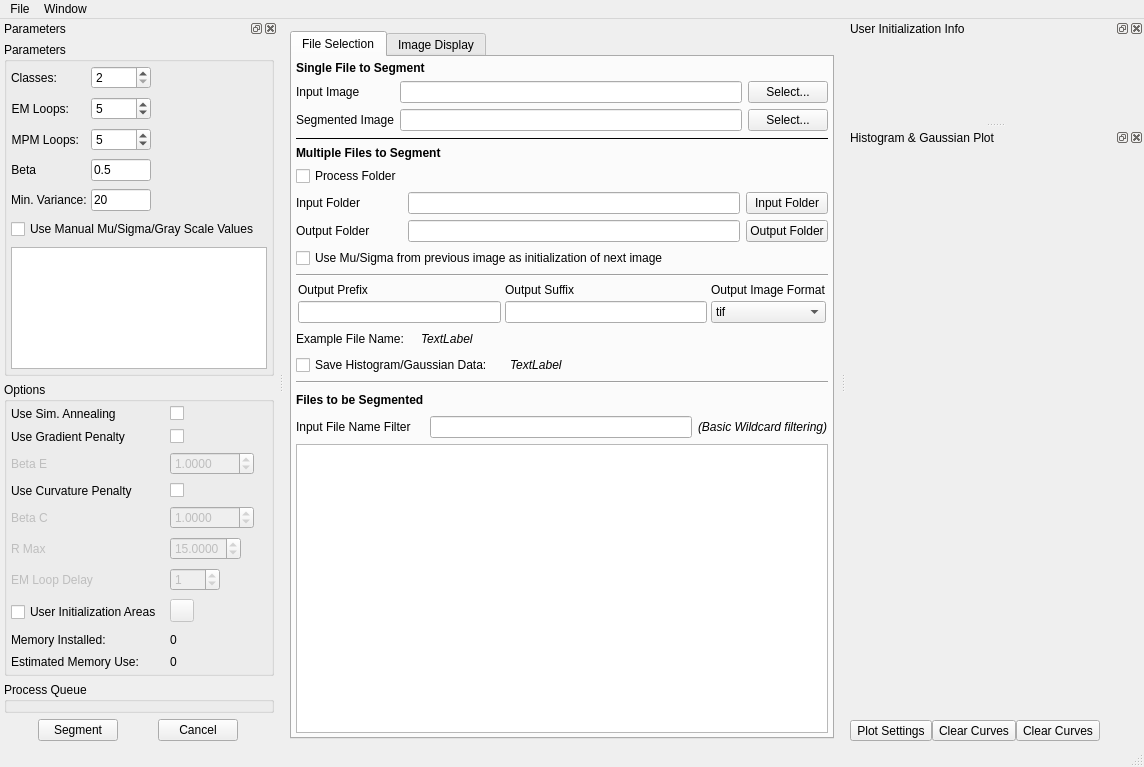
BlueQuartzSoftware/EMMPMWorkbench, file Code/EmMpmGui/UI_Files/EmMpmGui.ui: the form before one commit.
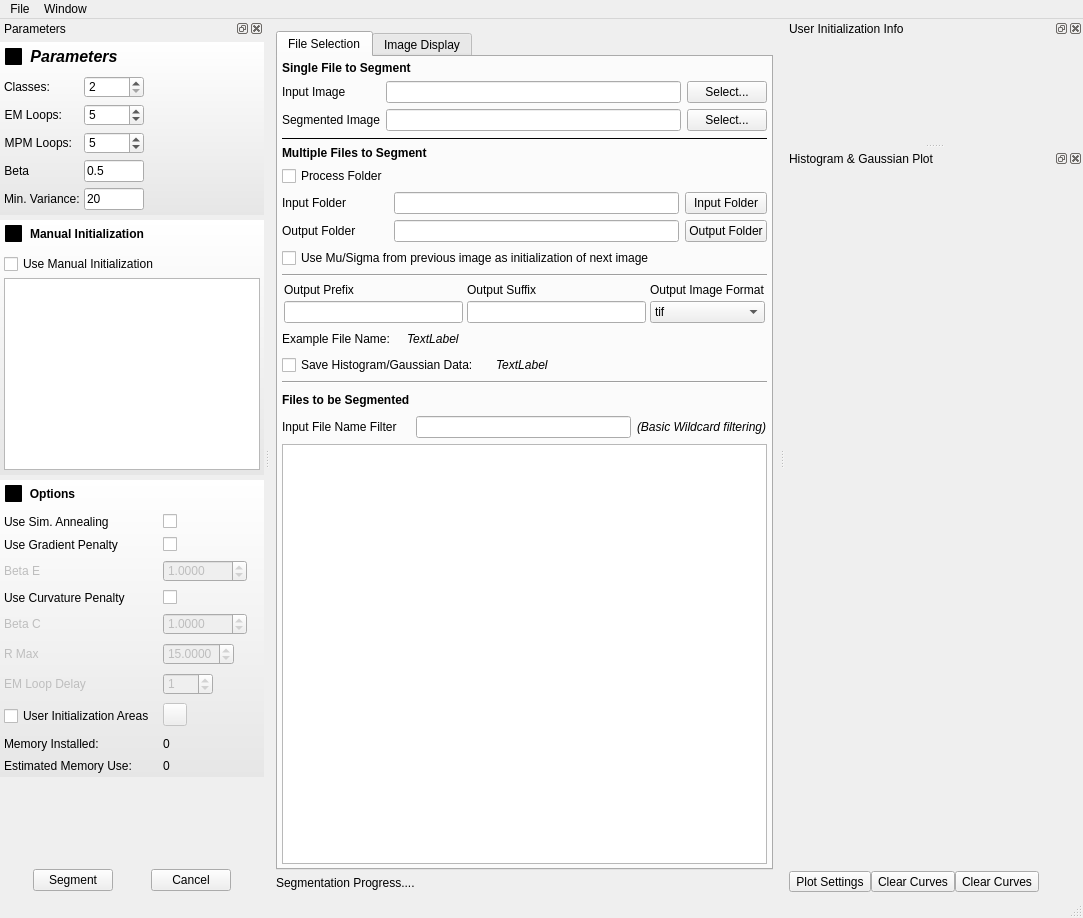
The form after the commit. Icons and pictures are not drawn. Custom widgets are drawn as their Qt base class.

Commit message: Fixing progress bar layout. Adding better looking group boxes that can be 'disclosed' to show/hide various parameters. Better UI layout

The edit to the form file:
```diff
--- a/Code/EmMpmGui/UI_Files/EmMpmGui.ui
+++ b/Code/EmMpmGui/UI_Files/EmMpmGui.ui
@@ -6,8 +6,8 @@
    <rect>
     <x>0</x>
     <y>0</y>
-    <width>1144</width>
-    <height>767</height>
+    <width>1083</width>
+    <height>918</height>
    </rect>
   </property>
   <property name="sizePolicy">
@@ -35,7 +35,7 @@
    <bool>true</bool>
   </property>
   <widget class="QWidget" name="centralwidget">
-   <layout class="QHBoxLayout" name="horizontalLayout_3">
+   <layout class="QVBoxLayout" name="VerticalLayout_3">
     <property name="spacing">
      <number>6</number>
     </property>
@@ -830,6 +830,19 @@
       </widget>
      </widget>
     </item>
+    <item>
+     <widget class="QProgressLabel" name="progBar">
+      <property name="minimumSize">
+       <size>
+        <width>0</width>
+        <height>0</height>
+       </size>
+      </property>
+      <property name="text">
+       <string>Segmentation Progress....</string>
+      </property>
+     </widget>
+    </item>
    </layout>
   </widget>
   <widget class="QMenuBar" name="menubar">
@@ -837,7 +850,7 @@
     <rect>
      <x>0</x>
      <y>0</y>
-     <width>1144</width>
+     <width>1083</width>
      <height>22</height>
     </rect>
    </property>
@@ -894,9 +907,21 @@
    </attribute>
    <widget class="QWidget" name="dockWidgetContents">
     <layout class="QVBoxLayout" name="verticalLayout_6">
-     <property name="margin">
+     <property name="spacing">
+      <number>5</number>
+     </property>
+     <property name="leftMargin">
+      <number>0</number>
+     </property>
+     <property name="topMargin">
       <number>4</number>
      </property>
+     <property name="rightMargin">
+      <number>0</number>
+     </property>
+     <property name="bottomMargin">
+      <number>5</number>
+     </property>
      <item>
       <widget class="QGroupBox" name="groupBox">
        <property name="sizePolicy">
@@ -913,13 +938,62 @@
        </property>
        <property name="font">
         <font>
-         <weight>50</weight>
-         <bold>false</bold>
+         <family>Arial</family>
+         <pointsize>12</pointsize>
+         <weight>75</weight>
+         <italic>true</italic>
+         <bold>true</bold>
         </font>
        </property>
+       <property name="styleSheet">
+        <string notr="true">QGroupBox
+{
+background-color: qlineargradient(x1: 0, y1: 0, x2: 0, y2: 1, stop: 0 #FFFFFF, stop: 1 #E6E6E6);
+background-image: url(:/DisclosableGroupBoxHeader.png);
+background-position: top ;
+background-repeat: repeat-x;
+padding: 17 0 0 0px;
+font: 85 italic 12pt &quot;Arial&quot;;
+font-weight: bold;
+border: 0px solid gray;
+margin: 0px;
+}
+ 
+QGroupBox::title
+{    
+subcontrol-origin: padding;    
+subcontrol-position: top left;    
+padding: 5 5px;    
+background-color: rgba(255, 255, 255, 0);
+}
+QGroupBox::indicator {    
+width: 17px;    
+height: 17px;
+}
+
+QGroupBox::indicator:unchecked {
+ image: url(:/bullet_triangle_grey.png);
+}
+QGroupBox::indicator:unchecked:pressed {
+ image: url(:/bullet_triangle_grey.png);
+}
+QGroupBox::indicator:checked { 
+image: url(:/bullet_triangle_grey_down.png);
+}
+QGroupBox::indicator:checked:pressed { 
+image: url(:/bullet_triangle_grey_down.png);
+}
+</string>
+       </property>
        <property name="title">
         <string>Parameters</string>
        </property>
+       <property name="flat">
+        <bool>true</bool>
+       </property>
+       <property name="checkable">
+        <bool>true</bool>
+       </property>
        <layout class="QFormLayout" name="formLayout_2">
         <property name="fieldGrowthPolicy">
          <enum>QFormLayout::FieldsStayAtSizeHint</enum>
@@ -928,11 +1002,20 @@
          <number>4</number>
         </property>
         <property name="verticalSpacing">
-         <number>8</number>
+         <number>6</number>
         </property>
-        <property name="margin">
+        <property name="leftMargin">
          <number>4</number>
         </property>
+        <property name="topMargin">
+         <number>17</number>
+        </property>
+        <property name="rightMargin">
+         <number>4</number>
+        </property>
+        <property name="bottomMargin">
+         <number>5</number>
+        </property>
         <item row="0" column="0">
          <widget class="QLabel" name="label_12">
           <property name="sizePolicy">
@@ -1234,7 +1317,87 @@
           </property>
          </widget>
         </item>
-        <item row="6" column="0" colspan="2">
+       </layout>
+      </widget>
+     </item>
+     <item>
+      <widget class="QDisclosableGroupBox" name="manualInitGroupBox">
+       <property name="styleSheet">
+        <string notr="true">QGroupBox
+{
+background-color: qlineargradient(x1: 0, y1: 0, x2: 0, y2: 1, stop: 0 #FFFFFF, stop: 1 #E6E6E6);
+background-image: url(:/DisclosableGroupBoxHeader.png);
+background-position: top ;
+background-repeat: repeat-x;
+padding: 17 0 0 0px;
+font: 85 italic 12pt &quot;Arial&quot;;
+font-weight: bold;
+border: 0px solid gray;
+margin: 0px;
+}
+ 
+QGroupBox::title
+{    
+subcontrol-origin: padding;    
+subcontrol-position: top left;    
+padding: 5 5px;    
+background-color: rgba(255, 255, 255, 0);
+}
+QGroupBox::indicator {    
+width: 17px;    
+height: 17px;
+}
+
+QGroupBox::indicator:unchecked {
+ image: url(:/bullet_triangle_grey.png);
+}
+QGroupBox::indicator:unchecked:pressed {
+ image: url(:/bullet_triangle_grey.png);
+}
+QGroupBox::indicator:checked { 
+image: url(:/bullet_triangle_grey_down.png);
+}
+QGroupBox::indicator:checked:pressed { 
+image: url(:/bullet_triangle_grey_down.png);
+}
+</string>
+       </property>
+       <property name="title">
+        <string>Manual Initialization</string>
+       </property>
+       <property name="checkable">
+        <bool>true</bool>
+       </property>
+       <layout class="QVBoxLayout" name="verticalLayout_2">
+        <property name="spacing">
+         <number>4</number>
+        </property>
+        <property name="leftMargin">
+         <number>4</number>
+        </property>
+        <property name="topMargin">
+         <number>17</number>
+        </property>
+        <property name="rightMargin">
+         <number>4</number>
+        </property>
+        <property name="bottomMargin">
+         <number>5</number>
+        </property>
+        <item>
+         <widget class="QCheckBox" name="manualInit">
+          <property name="sizePolicy">
+           <sizepolicy hsizetype="Preferred" vsizetype="Preferred">
+            <horstretch>0</horstretch>
+            <verstretch>0</verstretch>
+           </sizepolicy>
+          </property>
+          <property name="text">
+           <string>Use Manual Initialization</string>
+          </property>
+         </widget>
+        </item>
+        <item>
          <widget class="QTableView" name="manualInitTableView">
           <attribute name="horizontalHeaderDefaultSectionSize">
            <number>65</number>
@@ -1244,13 +1407,6 @@
           </attribute>
          </widget>
         </item>
-        <item row="5" column="0" colspan="2">
-         <widget class="QCheckBox" name="manualInit">
-          <property name="text">
-           <string>Use Manual Mu/Sigma/Gray Scale Values</string>
-          </property>
-         </widget>
-        </item>
        </layout>
       </widget>
      </item>
@@ -1268,9 +1424,55 @@
          <height>0</height>
         </size>
        </property>
+       <property name="styleSheet">
+        <string notr="true">QGroupBox
+{
+background-color: qlineargradient(x1: 0, y1: 0, x2: 0, y2: 1, stop: 0 #FFFFFF, stop: 1 #E6E6E6);
+background-image: url(:/DisclosableGroupBoxHeader.png);
+background-position: top ;
+background-repeat: repeat-x;
+padding: 17 0 0 0px;
+font: 85 italic 12pt &quot;Arial&quot;;
+font-weight: bold;
+border: 0px solid gray;
+margin: 0px;
+}
+ 
+QGroupBox::title
+{    
+subcontrol-origin: padding;    
+subcontrol-position: top left;    
+padding: 5 5px;    
+background-color: rgba(255, 255, 255, 0);
+}
+QGroupBox::indicator {    
+width: 17px;    
+height: 17px;
+}
+
+QGroupBox::indicator:unchecked {
+ image: url(:/bullet_triangle_grey.png);
+}
+QGroupBox::indicator:unchecked:pressed {
+ image: url(:/bullet_triangle_grey.png);
+}
+QGroupBox::indicator:checked { 
+image: url(:/bullet_triangle_grey_down.png);
+}
+QGroupBox::indicator:checked:pressed { 
+image: url(:/bullet_triangle_grey_down.png);
+}
+</string>
+       </property>
        <property name="title">
         <string>Options</string>
        </property>
+       <property name="flat">
+        <bool>false</bool>
+       </property>
+       <property name="checkable">
+        <bool>true</bool>
+       </property>
        <layout class="QFormLayout" name="formLayout_3">
         <property name="fieldGrowthPolicy">
          <enum>QFormLayout::FieldsStayAtSizeHint</enum>
@@ -1281,7 +1483,16 @@
         <property name="verticalSpacing">
          <number>8</number>
         </property>
-        <property name="margin">
+        <property name="leftMargin">
+         <number>4</number>
+        </property>
+        <property name="topMargin">
+         <number>17</number>
+        </property>
+        <property name="rightMargin">
+         <number>4</number>
+        </property>
+        <property name="bottomMargin">
          <number>4</number>
         </property>
         <item row="0" column="0">
@@ -1609,53 +1820,17 @@
       </widget>
      </item>
      <item>
-      <widget class="QGroupBox" name="groupBox_3">
-       <property name="sizePolicy">
-        <sizepolicy hsizetype="Preferred" vsizetype="Preferred">
-         <horstretch>0</horstretch>
-         <verstretch>0</verstretch>
-        </sizepolicy>
+      <spacer name="verticalSpacer">
+       <property name="orientation">
+        <enum>Qt::Vertical</enum>
        </property>
-       <property name="minimumSize">
+       <property name="sizeHint" stdset="0">
         <size>
-         <width>225</width>
-         <height>0</height>
+         <width>20</width>
+         <height>40</height>
         </size>
        </property>
-       <property name="maximumSize">
-        <size>
-         <width>16777215</width>
-         <height>80</height>
-        </size>
-       </property>
-       <property name="title">
-        <string>Process Queue</string>
-       </property>
-       <layout class="QVBoxLayout" name="verticalLayout_2">
-        <property name="spacing">
-         <number>0</number>
-        </property>
-        <property name="margin">
-         <number>0</number>
-        </property>
-        <item>
-         <widget class="ProcessQueueDialog" name="m_QueueDialog" native="true">
-          <property name="sizePolicy">
-           <sizepolicy hsizetype="Expanding" vsizetype="Expanding">
-            <horstretch>0</horstretch>
-            <verstretch>0</verstretch>
-           </sizepolicy>
-          </property>
-          <property name="minimumSize">
-           <size>
-            <width>215</width>
-            <height>0</height>
-           </size>
-          </property>
-         </widget>
-        </item>
-       </layout>
-      </widget>
+      </spacer>
      </item>
      <item>
       <layout class="QHBoxLayout" name="horizontalLayout_7">
@@ -1957,18 +2132,23 @@
    <header location="global">EMMPMGraphicsView.h</header>
    <container>1</container>
   </customwidget>
-  <customwidget>
-   <class>ProcessQueueDialog</class>
-   <extends>QWidget</extends>
-   <header location="global">ProcessQueueDialog.h</header>
-   <container>1</container>
-  </customwidget>
   <customwidget>
    <class>UserInitAreaWidget</class>
    <extends>QWidget</extends>
    <header location="global">UserInitAreaWidget.h</header>
    <container>1</container>
   </customwidget>
+  <customwidget>
+   <class>QDisclosableGroupBox</class>
+   <extends>QGroupBox</extends>
+   <header location="global">QDisclosableGroupBox.h</header>
+   <container>1</container>
+  </customwidget>
+  <customwidget>
+   <class>QProgressLabel</class>
+   <extends>QLabel</extends>
+   <header location="global">QProgressLabel.h</header>
+  </customwidget>
  </customwidgets>
  <tabstops>
   <tabstop>m_NumClasses</tabstop>
```
Left out of the diff: 4 changed lines with no effect on the pictures. The commit also changes 11 other files.
